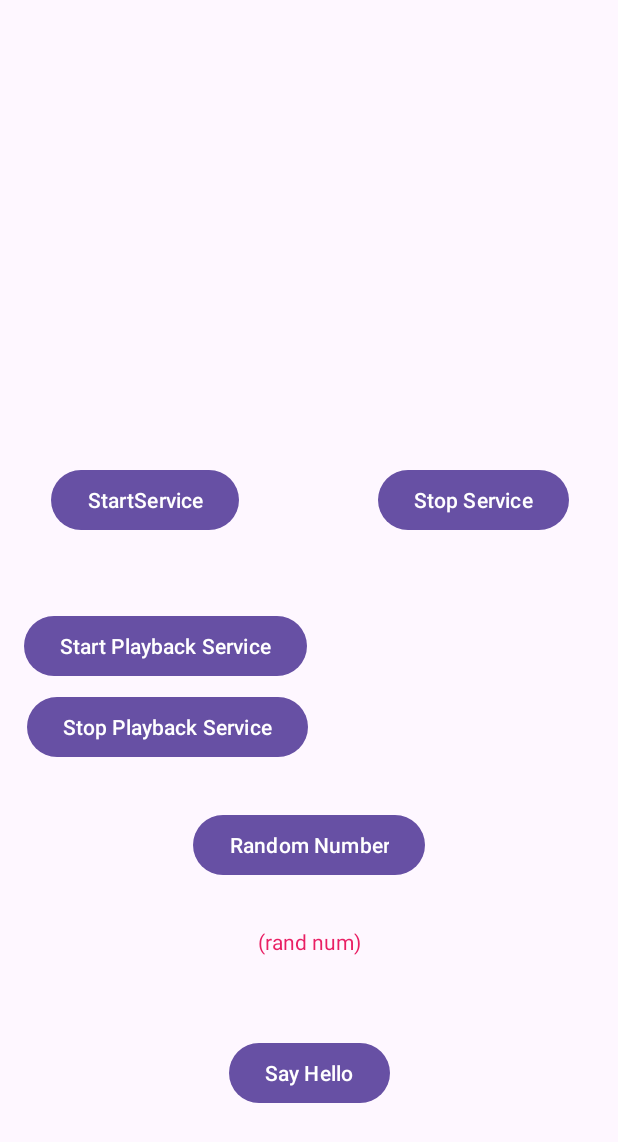
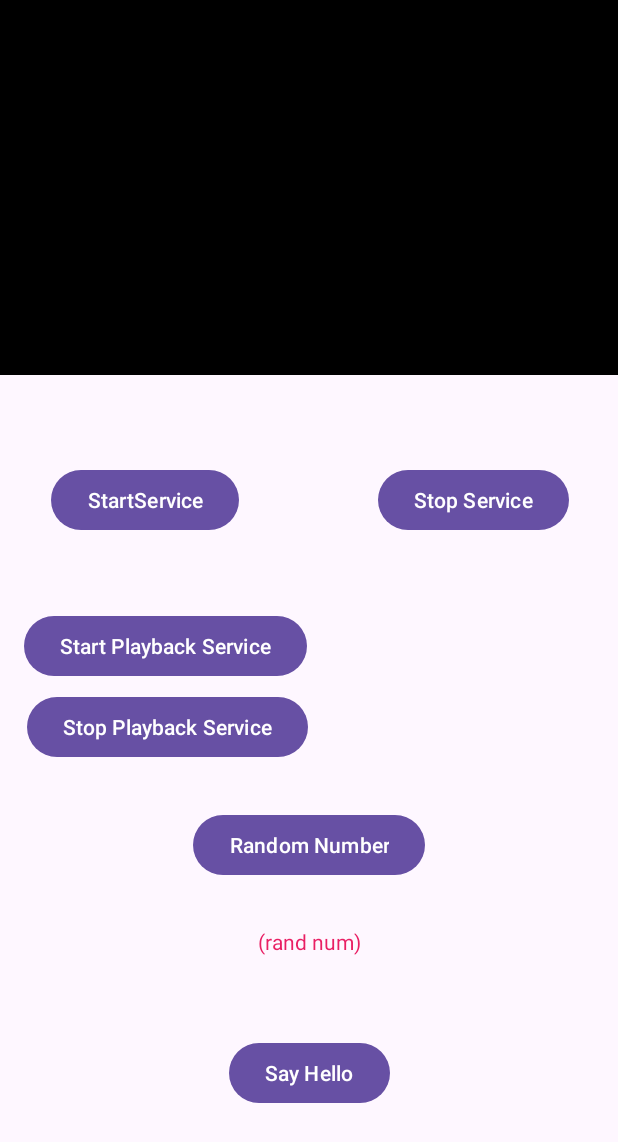
Before and after one commit to pmatsinopoulos/MediaPlayer3Tutorial, an Android app: the layout activity_main.xml on its own in the app's theme, with its tools: preview values and no code run, on a phone screen of 412 x 824 dp. Shown: the top 1142 px of the screen. Run offline under Robolectric (Android 15) with nearby library versions, the phone set to English and light mode, and no system bars.

Commit message:
Have a PlayerView inside the main activity and play back a local video

```diff
--- a/app/build.gradle
+++ b/app/build.gradle
@@ -46,10 +46,15 @@ dependencies {
     def media3_version = '1.1.0'
     // For media playback using ExoPlayer
     implementation "androidx.media3:media3-exoplayer:${media3_version}"
+    // with DASH playback support
+    implementation "androidx.media3:media3-exoplayer-dash:${media3_version}"
     // For building media playback UIs
     implementation "androidx.media3:media3-ui:${media3_version}"
     // For exposing and controlling media sessions
     implementation "androidx.media3:media3-session:${media3_version}"
+
+    def activity_version = "1.7.2"
+    implementation "androidx.activity:activity-ktx:${activity_version}"
 
     testImplementation 'junit:junit:4.13.2'
 
--- a/app/src/main/AndroidManifest.xml
+++ b/app/src/main/AndroidManifest.xml
@@ -4,6 +4,7 @@
 
     <!-- normal permissions (install-time permissions) -->
     <uses-permission android:name="android.permission.FOREGROUND_SERVICE" />
+    <uses-permission android:name="android.permission.INTERNET" />
     <!-- dangerous / runtime permissions -->
     <uses-permission android:name="android.permission.POST_NOTIFICATIONS" />
 
--- a/app/src/main/res/layout/activity_main.xml
+++ b/app/src/main/res/layout/activity_main.xml
@@ -28,6 +28,17 @@
         app:layout_constraintHorizontal_bias="0.886"
         app:layout_constraintStart_toStartOf="parent"
         app:layout_constraintTop_toTopOf="@+id/btnStartService"
+        app:layout_constraintVertical_bias="0.0" />
+
+    <androidx.media3.ui.PlayerView
+        android:id="@+id/pvPlayer"
+        android:layout_width="match_parent"
+        android:layout_height="250dp"
+        app:layout_constraintBottom_toBottomOf="parent"
+        app:layout_constraintEnd_toEndOf="parent"
+        app:layout_constraintHorizontal_bias="0.0"
+        app:layout_constraintStart_toStartOf="parent"
+        app:layout_constraintTop_toTopOf="parent"
         app:layout_constraintVertical_bias="0.0" />
 
     <Button
```
Also changed, not shown: app/src/main/java/com/mixlr/panos/mediaplayer3tutorial/MainActivity.kt (+49 -2 lines), app/src/main/java/com/mixlr/panos/mediaplayer3tutorial/PlaybackService.kt (+0 -21 lines), app/src/main/java/com/mixlr/panos/mediaplayer3tutorial/viewmodels/PlayerViewModel.kt (added, +29 -0 lines), 1 other file.
